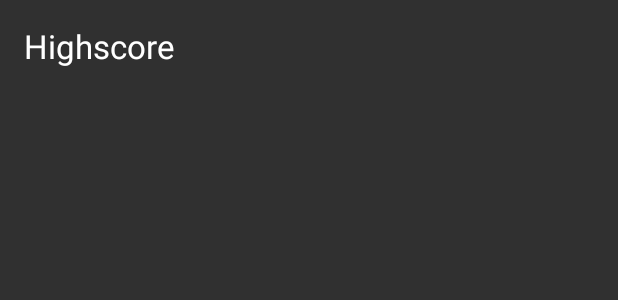
After one commit to ti7215fi/PME16_crafting_game, an Android app: the layout activity_highscore.xml on its own in the app's theme, with its tools: preview values and no code run, on a phone screen of 412 x 824 dp. The commit adds this screen. Shown: the top 300 px of the screen. Run offline under Robolectric (Android 15) with nearby library versions, the phone set to English and light mode, and no system bars.

Commit message:
add HighscoreActivity; add new strings

```diff
--- a/app/build.gradle
+++ b/app/build.gradle
@@ -22,5 +22,6 @@ android {
 dependencies {
     compile fileTree(dir: 'libs', include: ['*.jar'])
     testCompile 'junit:junit:4.12'
-    compile 'com.android.support:appcompat-v7:23.2.1'
+    compile 'com.android.support:appcompat-v7:23.3.0'
+    compile 'com.android.support:design:23.3.0'
 }
--- /dev/null
+++ b/app/src/main/res/layout/activity_highscore.xml
@@ -0,0 +1,31 @@
+<?xml version="1.0" encoding="utf-8"?>
+<RelativeLayout xmlns:android="http://schemas.android.com/apk/res/android"
+    xmlns:tools="http://schemas.android.com/tools"
+    android:layout_width="match_parent"
+    android:layout_height="match_parent"
+    android:paddingBottom="@dimen/activity_vertical_margin"
+    android:paddingLeft="@dimen/activity_horizontal_margin"
+    android:paddingRight="@dimen/activity_horizontal_margin"
+    android:paddingTop="@dimen/activity_vertical_margin"
+    tools:context="ferdi.david.tim.pme16_crafting_game.HighscoreActivity">
+
+    <ListView
+        android:layout_width="wrap_content"
+        android:layout_height="wrap_content"
+        android:id="@+id/listView"
+        android:layout_alignParentLeft="true"
+        android:layout_alignParentStart="true"
+        android:layout_below="@+id/textView" />
+
+    <TextView
+        android:layout_width="wrap_content"
+        android:layout_height="wrap_content"
+        android:textAppearance="?android:attr/textAppearanceLarge"
+        android:text="@string/heading_highscore"
+        android:id="@+id/textView"
+        android:layout_alignParentTop="true"
+        android:layout_alignParentLeft="true"
+        android:layout_alignParentStart="true"
+        android:layout_alignParentRight="true"
+        android:layout_alignParentEnd="true" />
+</RelativeLayout>
```
Also changed, not shown: app/src/main/AndroidManifest.xml (+10 -1 lines), app/src/main/java/ferdi/david/tim/pme16_crafting_game/HighscoreActivity.java (added, +13 -0 lines), app/src/main/res/values/strings.xml (+18 -0 lines), 1 other file.
